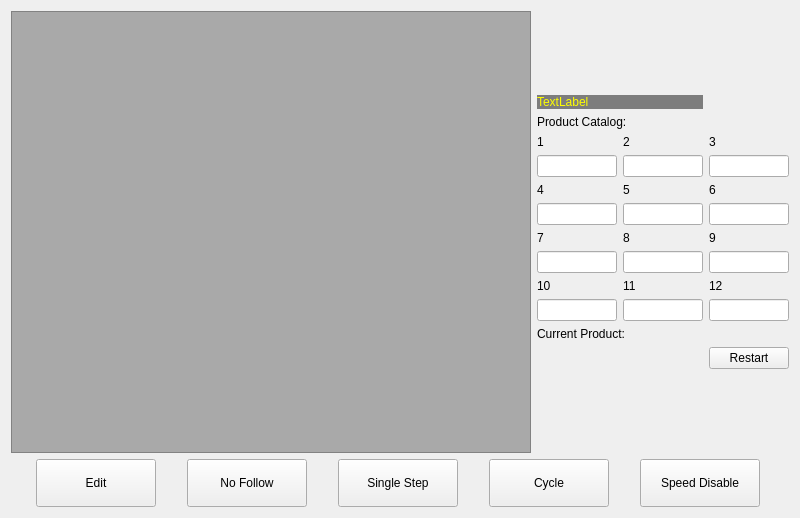
First picture: the form in hcinstruction/ichcprogrammonitorframe.ui, repository dongdong-2009/3-5AxisRobot, before the edit.
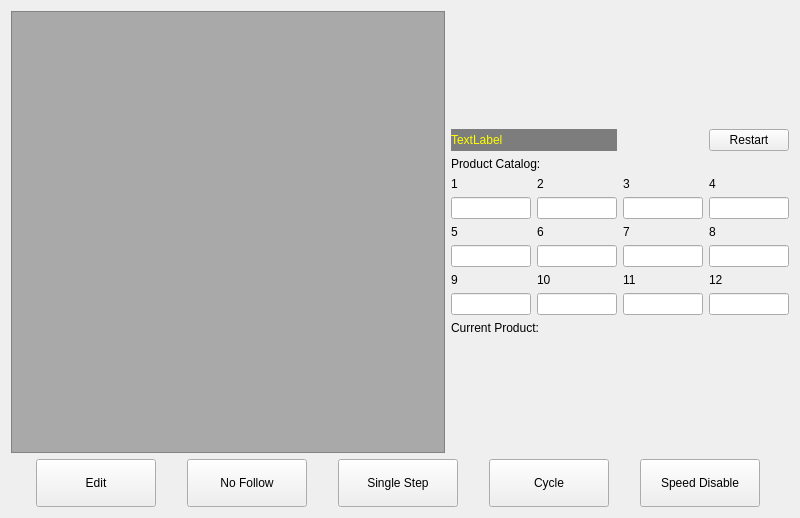
Second picture: the form after the edit. Icons and pictures are not drawn. Custom widgets are drawn as their Qt base class.

```diff
--- a/hcinstruction/ichcprogrammonitorframe.ui
+++ b/hcinstruction/ichcprogrammonitorframe.ui
@@ -68,6 +68,84 @@
      </item>
      <item>
       <layout class="QGridLayout" name="gridLayout">
+       <item row="1" column="3">
+        <widget class="QPushButton" name="productReset">
+         <property name="text">
+          <string>Restart</string>
+         </property>
+        </widget>
+       </item>
+       <item row="4" column="0">
+        <widget class="ICLineEditWithVirtualNumericKeypad" name="pc_1">
+         <property name="maximumSize">
+          <size>
+           <width>80</width>
+           <height>16777215</height>
+          </size>
+         </property>
+        </widget>
+       </item>
+       <item row="4" column="3">
+        <widget class="ICLineEditWithVirtualNumericKeypad" name="pc_4">
+         <property name="maximumSize">
+          <size>
+           <width>80</width>
+           <height>16777215</height>
+          </size>
+         </property>
+        </widget>
+       </item>
+       <item row="3" column="1">
+        <widget class="QLabel" name="pl_2">
+         <property name="text">
+          <string notr="true">2</string>
+         </property>
+        </widget>
+       </item>
+       <item row="5" column="3">
+        <widget class="QLabel" name="pl_8">
+         <property name="text">
+          <string notr="true">8</string>
+         </property>
+        </widget>
+       </item>
+       <item row="10" column="0">
+        <spacer name="verticalSpacer_3">
+         <property name="orientation">
+          <enum>Qt::Vertical</enum>
+         </property>
+         <property name="sizeHint" stdset="0">
+          <size>
+           <width>20</width>
+           <height>40</height>
+          </size>
+         </property>
+        </spacer>
+       </item>
+       <item row="7" column="2">
+        <widget class="QLabel" name="pl_11">
+         <property name="text">
+          <string notr="true">11</string>
+         </property>
+        </widget>
+       </item>
+       <item row="6" column="1">
+        <widget class="ICLineEditWithVirtualNumericKeypad" name="pc_6">
+         <property name="maximumSize">
+          <size>
+           <width>80</width>
+           <height>16777215</height>
+          </size>
+         </property>
+        </widget>
+       </item>
+       <item row="5" column="0">
+        <widget class="QLabel" name="pl_5">
+         <property name="text">
+          <string notr="true">5</string>
+         </property>
+        </widget>
+       </item>
        <item row="1" column="0" colspan="2">
         <widget class="QLabel" name="infoLabel">
          <property name="styleSheet">
@@ -79,8 +157,15 @@
          </property>
         </widget>
        </item>
-       <item row="10" column="2">
-        <widget class="ICLineEditWithVirtualNumericKeypad" name="pc_12">
+       <item row="3" column="3">
+        <widget class="QLabel" name="pl_4">
+         <property name="text">
+          <string notr="true">4</string>
+         </property>
+        </widget>
+       </item>
+       <item row="6" column="0">
+        <widget class="ICLineEditWithVirtualNumericKeypad" name="pc_5">
          <property name="maximumSize">
           <size>
            <width>80</width>
@@ -90,23 +175,42 @@
         </widget>
        </item>
        <item row="5" column="2">
-        <widget class="QLabel" name="pl_6">
+        <widget class="QLabel" name="pl_7">
          <property name="text">
-          <string notr="true">6</string>
+          <string notr="true">7</string>
          </property>
         </widget>
        </item>
-       <item row="3" column="2">
-        <widget class="QLabel" name="pl_3">
-         <property name="text">
-          <string notr="true">3</string>
+       <item row="6" column="2">
+        <widget class="ICLineEditWithVirtualNumericKeypad" name="pc_7">
+         <property name="maximumSize">
+          <size>
+           <width>80</width>
+           <height>16777215</height>
+          </size>
          </property>
         </widget>
        </item>
-       <item row="12" column="2">
-        <widget class="QPushButton" name="productReset">
-         <property name="text">
-          <string>Restart</string>
+       <item row="0" column="0">
+        <spacer name="verticalSpacer">
+         <property name="orientation">
+          <enum>Qt::Vertical</enum>
+         </property>
+         <property name="sizeHint" stdset="0">
+          <size>
+           <width>20</width>
+           <height>40</height>
+          </size>
+         </property>
+        </spacer>
+       </item>
+       <item row="4" column="1">
+        <widget class="ICLineEditWithVirtualNumericKeypad" name="pc_2">
+         <property name="maximumSize">
+          <size>
+           <width>80</width>
+           <height>16777215</height>
+          </size>
          </property>
         </widget>
        </item>
@@ -117,34 +221,7 @@
          </property>
         </widget>
        </item>
-       <item row="10" column="1">
-        <widget class="ICLineEditWithVirtualNumericKeypad" name="pc_11">
-         <property name="maximumSize">
-          <size>
-           <width>80</width>
-           <height>16777215</height>
-          </size>
-         </property>
-        </widget>
-       </item>
-       <item row="4" column="1">
-        <widget class="ICLineEditWithVirtualNumericKeypad" name="pc_2">
-         <property name="maximumSize">
-          <size>
-           <width>80</width>
-           <height>16777215</height>
-          </size>
-         </property>
-        </widget>
-       </item>
-       <item row="7" column="1">
-        <widget class="QLabel" name="pl_8">
-         <property name="text">
-          <string notr="true">8</string>
-         </property>
-        </widget>
-       </item>
-       <item row="8" column="2">
+       <item row="8" column="0">
         <widget class="ICLineEditWithVirtualNumericKeypad" name="pc_9">
          <property name="maximumSize">
           <size>
@@ -154,6 +231,20 @@
          </property>
         </widget>
        </item>
+       <item row="2" column="0" colspan="3">
+        <widget class="QLabel" name="label">
+         <property name="text">
+          <string>Product Catalog:</string>
+         </property>
+        </widget>
+       </item>
+       <item row="5" column="1">
+        <widget class="QLabel" name="pl_6">
+         <property name="text">
+          <string notr="true">6</string>
+         </property>
+        </widget>
+       </item>
        <item row="4" column="2">
         <widget class="ICLineEditWithVirtualNumericKeypad" name="pc_3">
          <property name="maximumSize">
@@ -164,8 +255,15 @@
          </property>
         </widget>
        </item>
-       <item row="10" column="0">
-        <widget class="ICLineEditWithVirtualNumericKeypad" name="pc_10">
+       <item row="9" column="0" colspan="3">
+        <widget class="QLabel" name="label_20">
+         <property name="text">
+          <string>Current Product:</string>
+         </property>
+        </widget>
+       </item>
+       <item row="8" column="3">
+        <widget class="ICLineEditWithVirtualNumericKeypad" name="pc_12">
          <property name="maximumSize">
           <size>
            <width>80</width>
@@ -174,21 +272,8 @@
          </property>
         </widget>
        </item>
-       <item row="0" column="0">
-        <spacer name="verticalSpacer">
-         <property name="orientation">
-          <enum>Qt::Vertical</enum>
-         </property>
-         <property name="sizeHint" stdset="0">
-          <size>
-           <width>20</width>
-           <height>40</height>
-          </size>
-         </property>
-        </spacer>
-       </item>
-       <item row="8" column="1">
-        <widget class="ICLineEditWithVirtualNumericKeypad" name="pc_8">
+       <item row="8" column="2">
+        <widget class="ICLineEditWithVirtualNumericKeypad" name="pc_11">
          <property name="maximumSize">
           <size>
            <width>80</width>
@@ -198,135 +283,50 @@
         </widget>
        </item>
        <item row="7" column="0">
-        <widget class="QLabel" name="pl_7">
-         <property name="text">
-          <string notr="true">7</string>
-         </property>
-        </widget>
-       </item>
-       <item row="7" column="2">
         <widget class="QLabel" name="pl_9">
          <property name="text">
           <string notr="true">9</string>
          </property>
         </widget>
        </item>
-       <item row="8" column="0">
-        <widget class="ICLineEditWithVirtualNumericKeypad" name="pc_7">
-         <property name="maximumSize">
-          <size>
-           <width>80</width>
-           <height>16777215</height>
-          </size>
-         </property>
-        </widget>
-       </item>
-       <item row="6" column="1">
-        <widget class="ICLineEditWithVirtualNumericKeypad" name="pc_5">
-         <property name="maximumSize">
-          <size>
-           <width>80</width>
-           <height>16777215</height>
-          </size>
-         </property>
-        </widget>
-       </item>
-       <item row="13" column="0">
-        <spacer name="verticalSpacer_3">
-         <property name="orientation">
-          <enum>Qt::Vertical</enum>
-         </property>
-         <property name="sizeHint" stdset="0">
-          <size>
-           <width>20</width>
-           <height>40</height>
-          </size>
-         </property>
-        </spacer>
-       </item>
-       <item row="6" column="0">
-        <widget class="ICLineEditWithVirtualNumericKeypad" name="pc_4">
-         <property name="maximumSize">
-          <size>
-           <width>80</width>
-           <height>16777215</height>
-          </size>
-         </property>
-        </widget>
-       </item>
-       <item row="4" column="0">
-        <widget class="ICLineEditWithVirtualNumericKeypad" name="pc_1">
-         <property name="maximumSize">
-          <size>
-           <width>80</width>
-           <height>16777215</height>
-          </size>
-         </property>
-        </widget>
-       </item>
-       <item row="6" column="2">
-        <widget class="ICLineEditWithVirtualNumericKeypad" name="pc_6">
-         <property name="maximumSize">
-          <size>
-           <width>80</width>
-           <height>16777215</height>
-          </size>
-         </property>
-        </widget>
-       </item>
-       <item row="3" column="1">
-        <widget class="QLabel" name="pl_2">
-         <property name="text">
-          <string notr="true">2</string>
-         </property>
-        </widget>
-       </item>
-       <item row="9" column="1">
-        <widget class="QLabel" name="pl_11">
-         <property name="text">
-          <string notr="true">11</string>
-         </property>
-        </widget>
-       </item>
-       <item row="9" column="0">
-        <widget class="QLabel" name="pl_10">
-         <property name="text">
-          <string notr="true">10</string>
-         </property>
-        </widget>
-       </item>
-       <item row="5" column="1">
-        <widget class="QLabel" name="pl_5">
-         <property name="text">
-          <string notr="true">5</string>
-         </property>
-        </widget>
-       </item>
-       <item row="5" column="0">
-        <widget class="QLabel" name="pl_4">
-         <property name="text">
-          <string notr="true">4</string>
-         </property>
-        </widget>
-       </item>
-       <item row="9" column="2">
+       <item row="7" column="3">
         <widget class="QLabel" name="pl_12">
          <property name="text">
           <string notr="true">12</string>
          </property>
         </widget>
        </item>
-       <item row="11" column="0" colspan="3">
-        <widget class="QLabel" name="label_20">
+       <item row="8" column="1">
+        <widget class="ICLineEditWithVirtualNumericKeypad" name="pc_10">
+         <property name="maximumSize">
+          <size>
+           <width>80</width>
+           <height>16777215</height>
+          </size>
+         </property>
+        </widget>
+       </item>
+       <item row="6" column="3">
+        <widget class="ICLineEditWithVirtualNumericKeypad" name="pc_8">
+         <property name="maximumSize">
+          <size>
+           <width>80</width>
+           <height>16777215</height>
+          </size>
+         </property>
+        </widget>
+       </item>
+       <item row="7" column="1">
+        <widget class="QLabel" name="pl_10">
          <property name="text">
-          <string>Current Product:</string>
+          <string notr="true">10</string>
          </property>
         </widget>
        </item>
-       <item row="2" column="0" colspan="3">
-        <widget class="QLabel" name="label">
+       <item row="3" column="2">
+        <widget class="QLabel" name="pl_3">
          <property name="text">
-          <string>Product Catalog:</string>
+          <string notr="true">3</string>
          </property>
         </widget>
        </item>
```
